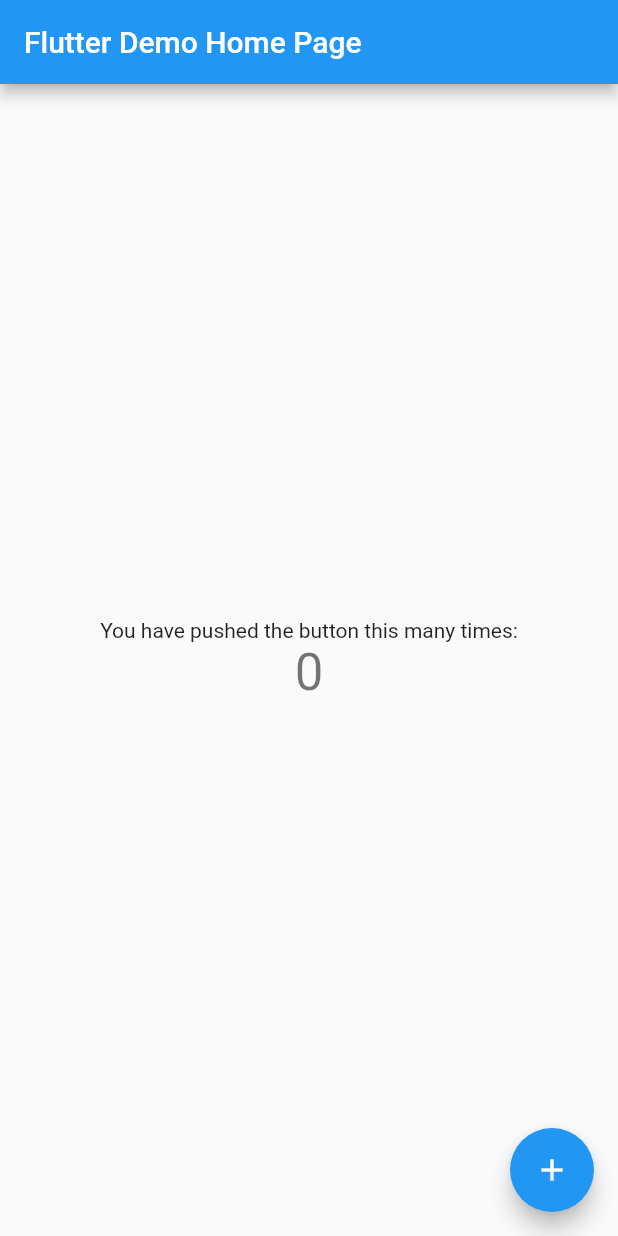
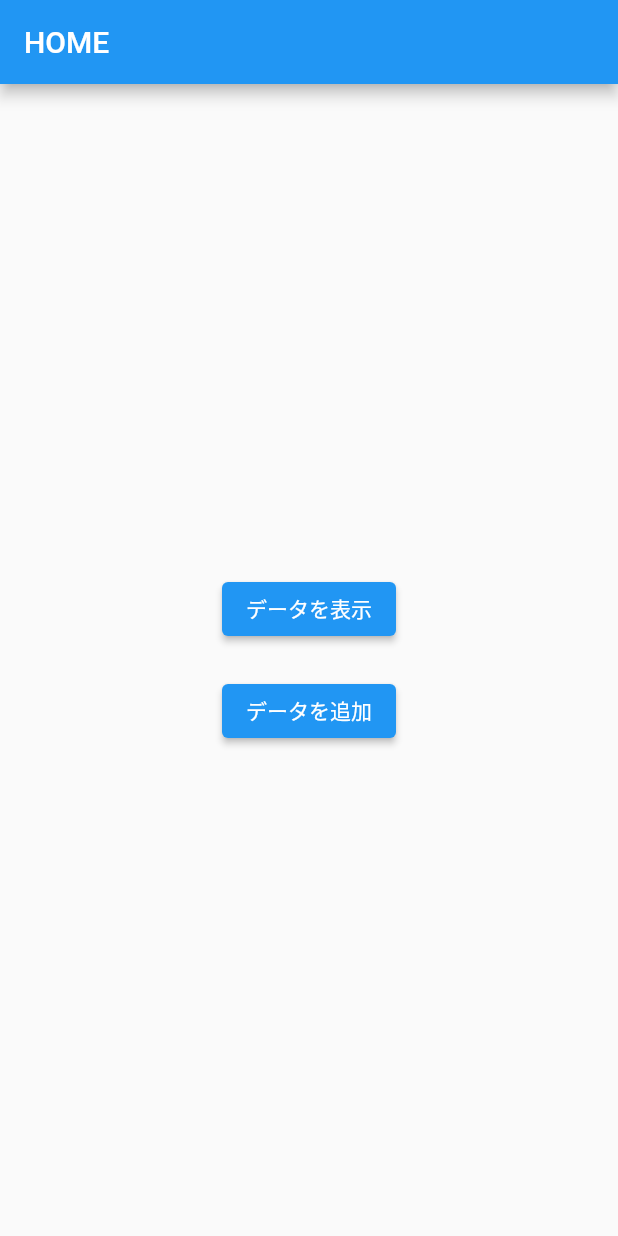
Before and after one commit to kmkm92/riverpod_firebase_practice, a Flutter app: the screen it shows after launch, on a phone screen of 412 x 824 dp. Run offline on Flutter 3.47's test engine with Material 2 defaults, Android fonts, the phone set to English and light mode, and no system bars; our stand-ins replace cloud_firestore, firebase_core, flutter_riverpod; accounts and stored records are empty.

Commit message:
一旦動くもの完成

```diff
--- a/lib/main.dart
+++ b/lib/main.dart
@@ -1,7 +1,17 @@
 import 'package:flutter/material.dart';
+import 'package:flutter_riverpod/flutter_riverpod.dart';
+import 'ui/home_page.dart';
+import 'package:firebase_core/firebase_core.dart';
+import 'firebase_options.dart';
 
-void main() {
-  runApp(const MyApp());
+void main() async {
+  WidgetsFlutterBinding.ensureInitialized();
+  await Firebase.initializeApp(
+    options: DefaultFirebaseOptions.currentPlatform,
+  );
+  runApp(ProviderScope(
+    child: MyApp(),
+  ));
 }
 
 class MyApp extends StatelessWidget {
@@ -15,83 +25,7 @@
       theme: ThemeData(
         primarySwatch: Colors.blue,
       ),
-      home: const MyHomePage(title: 'Flutter Demo Home Page'),
+      home: const HomePage(),
     );
   }
 }
-
-class MyHomePage extends StatefulWidget {
-  const MyHomePage({super.key, required this.title});
-
-  final String title;
-
-  @override
-  State<MyHomePage> createState() => _MyHomePageState();
-}
-
-class _MyHomePageState extends State<MyHomePage> {
-  int _counter = 0;
-
-  void _incrementCounter() {
-    setState(() {
-      // This call to setState tells the Flutter framework that something has
-      // changed in this State, which causes it to rerun the build method below
-      // so that the display can reflect the updated values. If we changed
-      // _counter without calling setState(), then the build method would not be
-      // called again, and so nothing would appear to happen.
-      _counter++;
-    });
-  }
-
-  @override
-  Widget build(BuildContext context) {
-    // This method is rerun every time setState is called, for instance as done
-    // by the _incrementCounter method above.
-    //
-    // The Flutter framework has been optimized to make rerunning build methods
-    // fast, so that you can just rebuild anything that needs updating rather
-    // than having to individually change instances of widgets.
-    return Scaffold(
-      appBar: AppBar(
-        // Here we take the value from the MyHomePage object that was created by
-        // the App.build method, and use it to set our appbar title.
-        title: Text(widget.title),
-      ),
-      body: Center(
-        // Center is a layout widget. It takes a single child and positions it
-        // in the middle of the parent.
-        child: Column(
-          // Column is also a layout widget. It takes a list of children and
-          // arranges them vertically. By default, it sizes itself to fit its
-          // children horizontally, and tries to be as tall as its parent.
-          //
-          // Invoke "debug painting" (press "p" in the console, choose the
-          // "Toggle Debug Paint" action from the Flutter Inspector in Android
-          // Studio, or the "Toggle Debug Paint" command in Visual Studio Code)
-          // to see the wireframe for each widget.
-          //
-          // Column has various properties to control how it sizes itself and
-          // how it positions its children. Here we use mainAxisAlignment to
-          // center the children vertically; the main axis here is the vertical
-          // axis because Columns are vertical (the cross axis would be
-          // horizontal).
-          mainAxisAlignment: MainAxisAlignment.center,
-          children: <Widget>[
-            const Text(
-              'You have pushed the button this many times:',
-            ),
-            Text(
-              '$_counter',
-              style: Theme.of(context).textTheme.headline4,
-            ),
-          ],
-        ),
-      ),
-      floatingActionButton: FloatingActionButton(
-        onPressed: _incrementCounter,
-        tooltip: 'Increment',
-        child: const Icon(Icons.add),
-      ), // This trailing comma makes auto-formatting nicer for build methods.
-    );
-  }
-}
--- /dev/null
+++ b/lib/ui/home_page.dart
@@ -0,0 +1,42 @@
+import 'package:riverpod_firebase_practice/ui/todo_page/pages/add_page.dart';
+import 'package:riverpod_firebase_practice/ui/todo_page/pages/read_page.dart';
+import 'package:flutter/material.dart';
+
+class HomePage extends StatelessWidget {
+  const HomePage({Key? key}) : super(key: key);
+
+  @override
+  Widget build(BuildContext context) {
+    return Scaffold(
+      appBar: AppBar(
+        title: Text('HOME'),
+      ),
+      body: Center(
+        child: Column(
+          mainAxisAlignment: MainAxisAlignment.center,
+          children: [
+            ElevatedButton(
+                onPressed: () {
+                  Navigator.push(
+                      context,
+                      MaterialPageRoute(
+                          // （2） 実際に表示するページ(ウィジェット)を指定する
+                          builder: (context) => ReadPage()));
+                },
+                child: Text('データを表示')),
+            SizedBox(height: 20),
+            ElevatedButton(
+                onPressed: () {
+                  Navigator.push(
+                      context,
+                      MaterialPageRoute(
+                          // （2） 実際に表示するページ(ウィジェット)を指定する
+                          builder: (context) => AddPage()));
+                },
+                child: Text('データを追加')),
+          ],
+        ),
+      ),
+    );
+  }
+}
```
Also changed, not shown: lib/ui/todo_page/pages/add_page.dart (added, +47 -0 lines), lib/ui/todo_page/pages/read_page.dart (added, +131 -0 lines), lib/ui/todo_page/state/todo_state.dart (added, +40 -0 lines), lib/utils/firebase_provider.dart (+23 -0 lines), lib/ui/todo2_page/pages/add2_page.dart (added), lib/ui/todo2_page/pages/read2_page.dart (added), lib/ui/todo2_page/state/todo2_state.dart (added), lib/ui/todo_page/read_page.dart (deleted), 6 other files.
